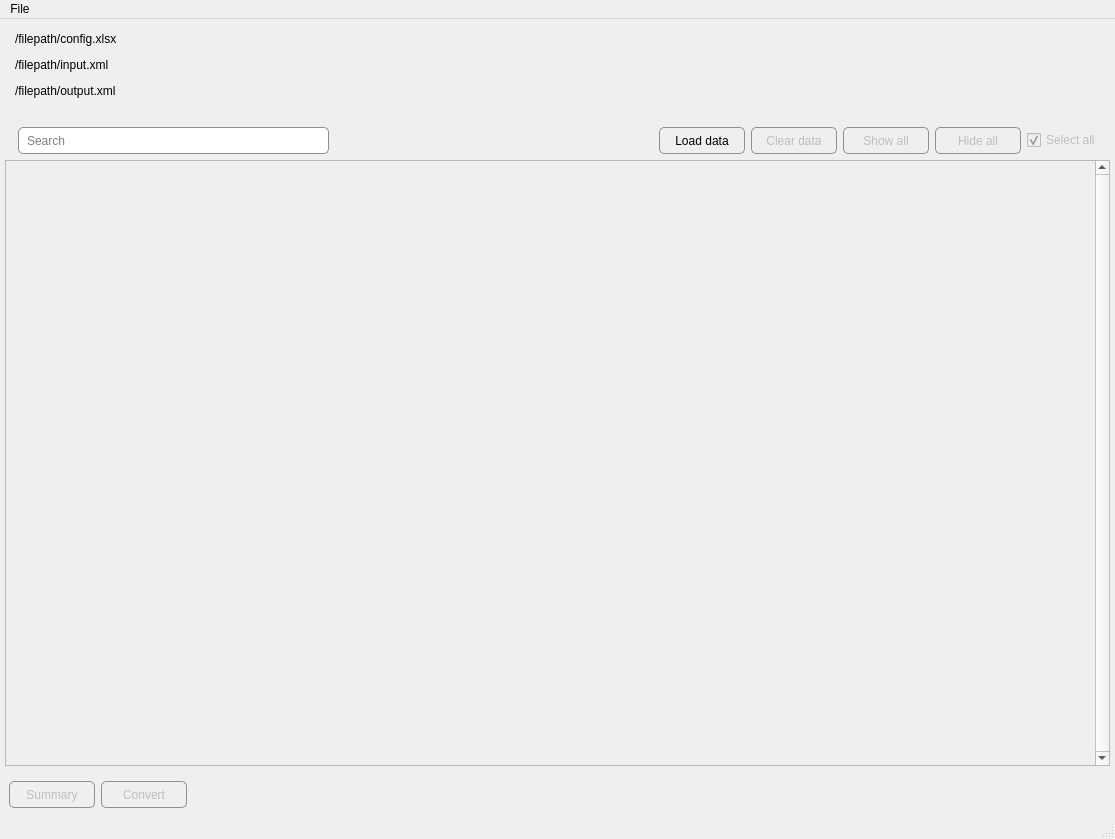
The window that UiMainWindow.ui (bubuding0809/XML-Converter) describes before a commit, drawn with Qt 5.
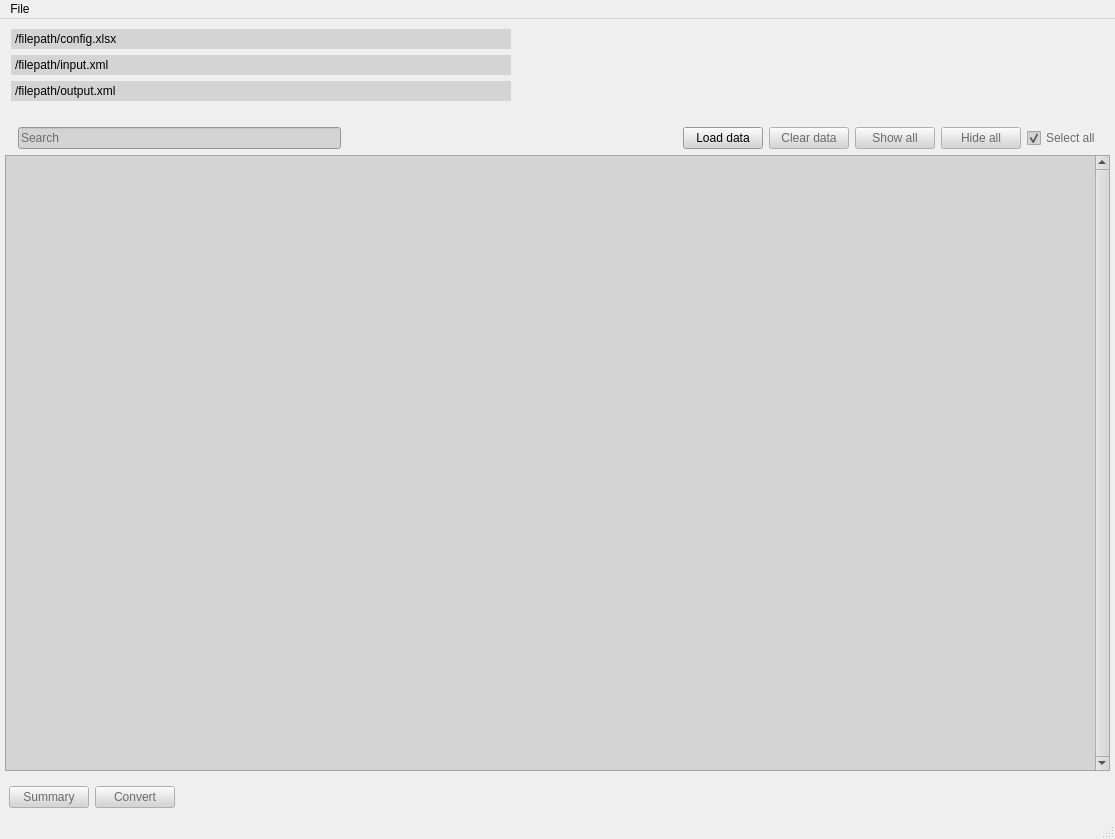
The same window after the commit. Icons and pictures are not drawn.

Patch:
```diff
--- a/UiMainWindow.ui
+++ b/UiMainWindow.ui
@@ -14,42 +14,7 @@
    <string>MainWindow</string>
   </property>
   <property name="styleSheet">
-   <string notr="true">QPushButton {
-    border: 1px solid #8f8f91;
-    border-radius: 5px;
-    background-color: qlineargradient(x1: 0, y1: 0, x2: 0, y2: 1,
-                                      stop: 0 #f6f7fa, stop: 1 #dadbde);
-    min-width: 80px;
-	min-height: 25px;
-	padding-left: 2px;
-	padding-right: 2px;
-}
-
-QPushButton:pressed {
-    background-color: qlineargradient(x1: 0, y1: 0, x2: 0, y2: 1,
-                                      stop: 0 #dadbde, stop: 1 #f6f7fa);
-}
-
-QPushButton:flat {
-    border: none; /* no border for a flat push button */
-}
-
-QPushButton:default {
-    border-color: navy; /* make the default button prominent */
-}
-
-#CustomButton {
-	padding-left: 20;
-	text-align: left;
-}
-
-QLineEdit {
-    border: 1px solid #8f8f91;
-    border-radius: 5px;
-    padding: 0 6px;
-    selection-background-color: darkgray;
-	min-height: 25px;
-}</string>
+   <string notr="true"/>
   </property>
   <property name="iconSize">
    <size>
@@ -768,7 +733,7 @@
                <property name="minimumSize">
                 <size>
                  <width>200</width>
-                 <height>27</height>
+                 <height>0</height>
                 </size>
                </property>
                <property name="maximumSize">
@@ -928,7 +893,7 @@
             <x>0</x>
             <y>0</y>
             <width>1088</width>
-            <height>561</height>
+            <height>570</height>
            </rect>
           </property>
           <layout class="QVBoxLayout" name="verticalLayout_3">
```
